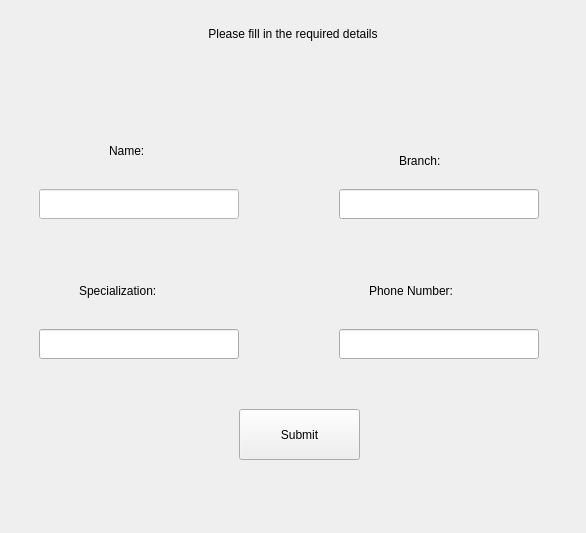
Before: the Qt Designer form UI/fill_details.ui in yking-ly/LOR_python_app, drawn with Qt 5.
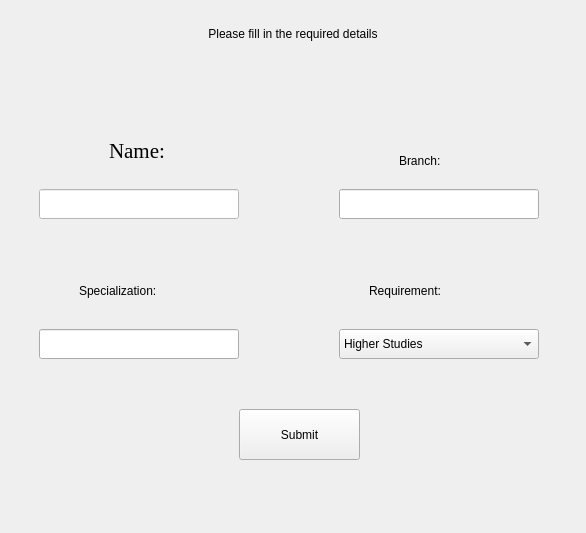
After: the same form once the commit is applied.

Commit message: Qcombo for higher and professional

```diff
--- a/UI/fill_details.ui
+++ b/UI/fill_details.ui
@@ -60,7 +60,7 @@
         <string notr="true">font: 16pt &quot;Times New Roman&quot;;</string>
        </property>
        <property name="text">
-        <string>Phone Number:</string>
+        <string>Requirement:</string>
        </property>
       </widget>
       <widget class="QLabel" name="branch_label">
@@ -122,6 +122,14 @@
          <verstretch>0</verstretch>
         </sizepolicy>
        </property>
+       <property name="font">
+        <font>
+         <family>Times New Roman</family>
+         <pointsize>16</pointsize>
+         <italic>false</italic>
+         <bold>false</bold>
+        </font>
+       </property>
        <property name="styleSheet">
         <string notr="true">font: 16pt &quot;Times New Roman&quot;;</string>
        </property>
@@ -231,7 +239,7 @@
         </font>
        </property>
       </widget>
-      <widget class="QLineEdit" name="phone_input">
+      <widget class="QComboBox" name="phone_input">
        <property name="geometry">
         <rect>
          <x>330</x>
@@ -240,23 +248,19 @@
          <height>30</height>
         </rect>
        </property>
-       <property name="sizePolicy">
-        <sizepolicy hsizetype="Fixed" vsizetype="Fixed">
-         <horstretch>0</horstretch>
-         <verstretch>0</verstretch>
-        </sizepolicy>
+       <property name="styleSheet">
+        <string notr="true">font: 12pt &quot;Segoe UI&quot;;</string>
        </property>
-       <property name="minimumSize">
-        <size>
-         <width>200</width>
-         <height>30</height>
-        </size>
-       </property>
-       <property name="font">
-        <font>
-         <pointsize>15</pointsize>
-        </font>
-       </property>
+       <item>
+        <property name="text">
+         <string>Higher Studies</string>
+        </property>
+       </item>
+       <item>
+        <property name="text">
+         <string>Professional</string>
+        </property>
+       </item>
       </widget>
       <widget class="QLineEdit" name="branch_input">
        <property name="enabled">
```
Left out of the diff: 3 changed lines with no effect on the pictures. The commit also changes 3 other files.
